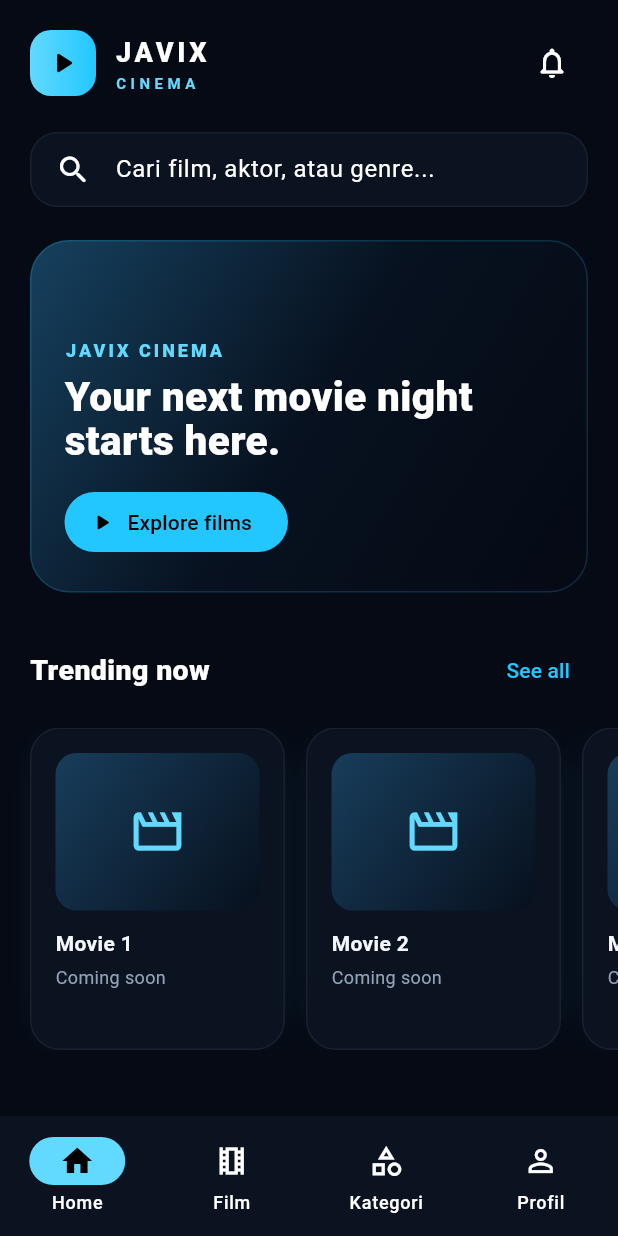
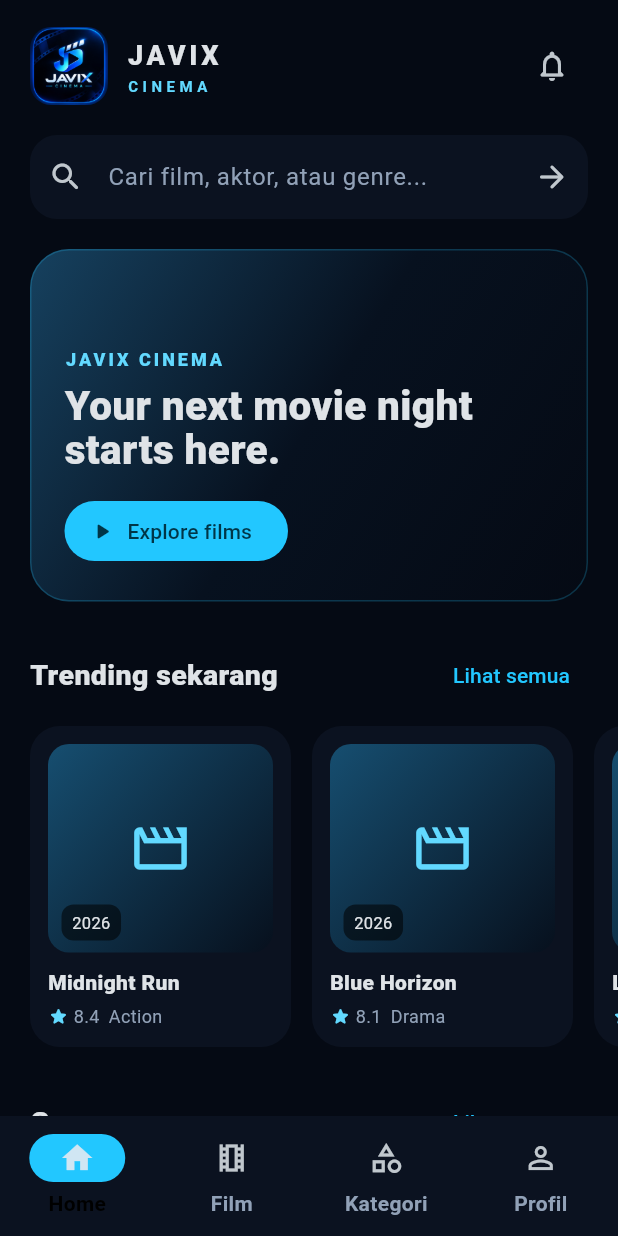
Before and after one commit to ijarj48-a11y/javix-cinema, a Flutter app: the screen it shows after launch, on a phone screen of 412 x 824 dp. Run offline on Flutter 3.47's test engine with Material 3 defaults, Android fonts, the phone set to English and light mode, and no system bars.

Commit message:
Build Javix Cinema UI v0.2

```diff
--- a/lib/screens/home_screen.dart
+++ b/lib/screens/home_screen.dart
@@ -2,9 +2,55 @@ import 'package:flutter/material.dart';
 
 import '../theme/app_theme.dart';
 import '../widgets/cinematic_card.dart';
+import 'categories_screen.dart';
+import 'films_screen.dart';
+import 'movie_detail_screen.dart';
+import 'notifications_screen.dart';
+import 'profile_screen.dart';
 
-class HomeScreen extends StatelessWidget {
+class HomeScreen extends StatefulWidget {
   const HomeScreen({super.key});
+
+  @override
+  State<HomeScreen> createState() => _HomeScreenState();
+}
+
+class _HomeScreenState extends State<HomeScreen> {
+  final TextEditingController _searchController = TextEditingController();
+  int _selectedIndex = 0;
+
+  final List<MovieItem> _movies = const [
+    MovieItem(title: 'Midnight Run', genre: 'Action', year: 2026, rating: 8.4, description: 'Aksi malam penuh teka-teki dan kejar-kejaran.'),
+    MovieItem(title: 'Blue Horizon', genre: 'Drama', year: 2026, rating: 8.1, description: 'Drama perjalanan tentang pilihan dan harapan.'),
+    MovieItem(title: 'Last Signal', genre: 'Thriller', year: 2025, rating: 8.6, description: 'Sebuah sinyal misterius mengubah malam yang tenang.'),
+    MovieItem(title: 'Summer Note', genre: 'Romance', year: 2025, rating: 7.9, description: 'Cerita ringan tentang kenangan musim panas.'),
+    MovieItem(title: 'Wild City', genre: 'Action', year: 2025, rating: 8.0, description: 'Kota besar, misi besar, dan waktu yang terus berjalan.'),
+    MovieItem(title: 'The Archive', genre: 'Thriller', year: 2024, rating: 8.3, description: 'Arsip lama menyimpan rahasia yang belum selesai.'),
+  ];
+
+  @override
+  void dispose() {
+    _searchController.dispose();
+    super.dispose();
+  }
+
+  void _openSearch() {
+    final query = _searchController.text.trim();
+    Navigator.of(context).push(MaterialPageRoute(builder: (_) => FilmsScreen(movies: _movies, initialQuery: query)));
+  }
+
+  void _selectNav(int index) {
+    setState(() => _selectedIndex = index);
+    if (index == 0) return;
+    final page = switch (index) {
+      1 => FilmsScreen(movies: _movies),
+      2 => CategoriesScreen(movies: _movies),
+      _ => const ProfileScreen(),
+    };
+    Navigator.of(context).push(MaterialPageRoute(builder: (_) => page)).then((_) {
+      if (mounted) setState(() => _selectedIndex = 0);
+    });
+  }
 
   @override
   Widget build(BuildContext context) {
@@ -17,65 +63,64 @@ class HomeScreen extends StatelessWidget {
               sliver: SliverToBoxAdapter(child: _topBar()),
             ),
             SliverPadding(
-              padding: const EdgeInsets.fromLTRB(20, 22, 20, 0),
+              padding: const EdgeInsets.fromLTRB(20, 20, 20, 0),
               sliver: SliverToBoxAdapter(child: _searchBar()),
             ),
             SliverPadding(
-              padding: const EdgeInsets.fromLTRB(20, 22, 20, 0),
+              padding: const EdgeInsets.fromLTRB(20, 20, 20, 0),
               sliver: SliverToBoxAdapter(child: _hero()),
             ),
             SliverPadding(
-              padding: const EdgeInsets.fromLTRB(20, 28, 20, 14),
-              sliver: SliverToBoxAdapter(child: _sectionTitle('Trending now')),
+              padding: const EdgeInsets.fromLTRB(20, 25, 20, 10),
+              sliver: SliverToBoxAdapter(child: _sectionTitle('Trending sekarang', () => Navigator.of(context).push(MaterialPageRoute(builder: (_) => FilmsScreen(movies: _movies))))),
             ),
             SliverToBoxAdapter(
               child: SizedBox(
-                height: 215,
+                height: 214,
                 child: ListView.separated(
                   padding: const EdgeInsets.symmetric(horizontal: 20),
                   scrollDirection: Axis.horizontal,
-                  itemCount: 5,
+                  itemCount: _movies.length,
                   separatorBuilder: (_, _) => const SizedBox(width: 14),
                   itemBuilder: (context, index) {
+                    final movie = _movies[index];
                     return CinematicCard(
-                      title: 'Movie ${index + 1}',
-                      subtitle: 'Coming soon',
+                      movie: movie,
+                      onTap: () => Navigator.of(context).push(MaterialPageRoute(builder: (_) => MovieDetailScreen(movie: movie))),
                     );
                   },
                 ),
               ),
             ),
             SliverPadding(
-              padding: const EdgeInsets.fromLTRB(20, 28, 20, 90),
-              sliver: SliverToBoxAdapter(child: _sectionTitle('Browse by mood')),
+              padding: const EdgeInsets.fromLTRB(20, 26, 20, 12),
+              sliver: SliverToBoxAdapter(child: _sectionTitle('Genre', () => Navigator.of(context).push(MaterialPageRoute(builder: (_) => CategoriesScreen(movies: _movies))))),
+            ),
+            SliverPadding(
+              padding: const EdgeInsets.fromLTRB(20, 0, 20, 100),
+              sliver: SliverToBoxAdapter(
+                child: Wrap(
+                  spacing: 8,
+                  runSpacing: 8,
+                  children: _movies.map((movie) => ActionChip(
+                    onPressed: () => Navigator.of(context).push(MaterialPageRoute(builder: (_) => FilmsScreen(movies: _movies, initialQuery: movie.genre))),
+                    label: Text(movie.genre),
+                    backgroundColor: AppTheme.surfaceSoft,
+                  )).toSet().toList(),
+                ),
+              ),
             ),
           ],
         ),
       ),
       bottomNavigationBar: NavigationBar(
-        backgroundColor: AppTheme.surface,
-        selectedIndex: 0,
+        selectedIndex: _selectedIndex,
+        onDestinationSelected: _selectNav,
         destinations: const [
-          NavigationDestination(
-            icon: Icon(Icons.home_outlined),
-            selectedIcon: Icon(Icons.home),
-            label: 'Home',
-          ),
-          NavigationDestination(
-            icon: Icon(Icons.local_movies_outlined),
-            selectedIcon: Icon(Icons.local_movies),
-            label: 'Film',
-          ),
-          NavigationDestination(
-            icon: Icon(Icons.category_outlined),
-            selectedIcon: Icon(Icons.category),
-            label: 'Kategori',
-          ),
-          NavigationDestination(
-            icon: Icon(Icons.person_outline),
-            selectedIcon: Icon(Icons.person),
-            label: 'Profil',
-          ),
+          NavigationDestination(icon: Icon(Icons.home_outlined), selectedIcon: Icon(Icons.home), label: 'Home'),
+          NavigationDestination(icon: Icon(Icons.local_movies_outlined), selectedIcon: Icon(Icons.local_movies), label: 'Film'),
+          NavigationDestination(icon: Icon(Icons.category_outlined), selectedIcon: Icon(Icons.category), label: 'Kategori'),
+          NavigationDestination(icon: Icon(Icons.person_outline), selectedIcon: Icon(Icons.person), label: 'Profil'),
         ],
       ),
     );
@@ -84,43 +129,22 @@ class HomeScreen extends StatelessWidget {
   Widget _topBar() {
     return Row(
       children: [
-        Container(
-          width: 44,
-          height: 44,
-          decoration: BoxDecoration(
-            borderRadius: BorderRadius.circular(14),
-            gradient: const LinearGradient(
-              colors: [AppTheme.primaryBright, AppTheme.primary],
-            ),
-          ),
-          child: const Icon(Icons.play_arrow_rounded, color: Colors.black),
+        ClipRRect(
+          borderRadius: BorderRadius.circular(14),
+          child: Image.asset('assets/images/javix_logo.png', width: 52, height: 52, fit: BoxFit.cover),
         ),
         const SizedBox(width: 12),
         const Column(
           crossAxisAlignment: CrossAxisAlignment.start,
           children: [
-            Text(
-              'JAVIX',
-              style: TextStyle(
-                fontSize: 18,
-                fontWeight: FontWeight.w900,
-                letterSpacing: 2.5,
-              ),
-            ),
-            Text(
-              'CINEMA',
-              style: TextStyle(
-                color: AppTheme.primaryBright,
-                fontSize: 10,
-                fontWeight: FontWeight.w700,
-                letterSpacing: 3,
-              ),
-            ),
+            Text('JAVIX', style: TextStyle(fontSize: 18, fontWeight: FontWeight.w900, letterSpacing: 2.5)),
+            Text('CINEMA', style: TextStyle(color: AppTheme.primaryBright, fontSize: 10, fontWeight: FontWeight.w700, letterSpacing: 3)),
           ],
         ),
         const Spacer(),
         IconButton(
-          onPressed: () {},
+          tooltip: 'Notifikasi',
+          onPressed: () => Navigator.of(context).push(MaterialPageRoute(builder: (_) => const NotificationsScreen())),
           icon: const Icon(Icons.notifications_none_rounded),
         ),
       ],
@@ -128,19 +152,14 @@ class HomeScreen extends StatelessWidget {
   }
 
   Widget _searchBar() {
-    return Container(
-      padding: const EdgeInsets.symmetric(horizontal: 16),
-      decoration: BoxDecoration(
-        color: AppTheme.surface,
-        borderRadius: BorderRadius.circular(18),
-        border: Border.all(color: Colors.white.withValues(alpha: 0.06)),
-      ),
-      child: const TextField(
-        decoration: InputDecoration(
-          icon: Icon(Icons.search_rounded),
-          hintText: 'Cari film, aktor, atau genre...',
-          border: InputBorder.none,
-        ),
+    return TextField(
+      controller: _searchController,
+      textInputAction: TextInputAction.search,
+      onSubmitted: (_) => _openSearch(),
+      decoration: InputDecoration(
+        prefixIcon: const Icon(Icons.search_rounded),
+        hintText: 'Cari film, aktor, atau genre...',
+        suffixIcon: IconButton(onPressed: _openSearch, icon: const Icon(Icons.arrow_forward_rounded)),
       ),
     );
   }
@@ -151,38 +170,19 @@ class HomeScreen extends StatelessWidget {
       padding: const EdgeInsets.all(22),
       decoration: BoxDecoration(
         borderRadius: BorderRadius.circular(26),
-        gradient: const LinearGradient(
-          begin: Alignment.topLeft,
-          end: Alignment.bottomRight,
-          colors: [Color(0xFF16415F), Color(0xFF07111F), Color(0xFF050A14)],
-        ),
-        border: Border.all(color: AppTheme.primary.withValues(alpha: 0.18)),
+        gradient: const LinearGradient(begin: Alignment.topLeft, end: Alignment.bottomRight, colors: [Color(0xFF16415F), Color(0xFF07111F), Color(0xFF050A14)]),
+        border: Border.all(color: AppTheme.primary.withValues(alpha: 0.22)),
       ),
       child: Column(
         crossAxisAlignment: CrossAxisAlignment.start,
         mainAxisAlignment: MainAxisAlignment.end,
         children: [
-          const Text(
-            'JAVIX CINEMA',
-            style: TextStyle(
-              color: AppTheme.primaryBright,
-              fontWeight: FontWeight.w800,
-              letterSpacing: 2,
-              fontSize: 12,
-            ),
-          ),
+          const Text('JAVIX CINEMA', style: TextStyle(color: AppTheme.primaryBright, fontWeight: FontWeight.w800, letterSpacing: 2, fontSize: 12)),
           const SizedBox(height: 8),
-          const Text(
-            'Your next movie night\nstarts here.',
-            style: TextStyle(
-              fontSize: 27,
-              height: 1.08,
-              fontWeight: FontWeight.w900,
-            ),
-          ),
+          const Text('Your next movie night\nstarts here.', style: TextStyle(fontSize: 27, height: 1.08, fontWeight: FontWeight.w900)),
           const SizedBox(height: 16),
           FilledButton.icon(
-            onPressed: () {},
+            onPressed: () => Navigator.of(context).push(MaterialPageRoute(builder: (_) => FilmsScreen(movies: _movies))),
             icon: const Icon(Icons.play_arrow_rounded),
             label: const Text('Explore films'),
           ),
@@ -191,15 +191,12 @@ class HomeScreen extends StatelessWidget {
     );
   }
 
-  Widget _sectionTitle(String title) {
+  Widget _sectionTitle(String title, VoidCallback onSeeAll) {
     return Row(
       children: [
-        Text(
-          title,
-          style: const TextStyle(fontSize: 19, fontWeight: FontWeight.w800),
-        ),
+        Text(title, style: const TextStyle(fontSize: 19, fontWeight: FontWeight.w800)),
         const Spacer(),
-        TextButton(onPressed: () {}, child: const Text('See all')),
+        TextButton(onPressed: onSeeAll, child: const Text('Lihat semua')),
       ],
     );
   }
--- a/lib/theme/app_theme.dart
+++ b/lib/theme/app_theme.dart
@@ -10,14 +10,15 @@ class AppTheme {
   static const textMuted = Color(0xFF91A1B7);
 
   static ThemeData get dark {
+    final scheme = ColorScheme.fromSeed(
+      seedColor: primary,
+      brightness: Brightness.dark,
+      surface: surface,
+    );
     return ThemeData(
       brightness: Brightness.dark,
       scaffoldBackgroundColor: background,
-      colorScheme: const ColorScheme.dark(
-        primary: primary,
-        secondary: primaryBright,
-        surface: surface,
-      ),
+      colorScheme: scheme.copyWith(primary: primary, secondary: primaryBright),
       useMaterial3: true,
       fontFamily: 'sans-serif',
       appBarTheme: const AppBarTheme(
@@ -25,6 +26,25 @@ class AppTheme {
         foregroundColor: text,
         elevation: 0,
       ),
+      navigationBarTheme: NavigationBarThemeData(
+        backgroundColor: surface,
+        indicatorColor: primary,
+        labelTextStyle: WidgetStateProperty.resolveWith((states) {
+          return TextStyle(
+            color: states.contains(WidgetState.selected) ? Colors.black : textMuted,
+            fontWeight: FontWeight.w700,
+          );
+        }),
+      ),
+      inputDecorationTheme: InputDecorationTheme(
+        filled: true,
+        fillColor: surface,
+        hintStyle: const TextStyle(color: textMuted),
+        border: OutlineInputBorder(
+          borderRadius: BorderRadius.circular(18),
+          borderSide: BorderSide.none,
+        ),
+      ),
     );
   }
 }
--- a/lib/widgets/cinematic_card.dart
+++ b/lib/widgets/cinematic_card.dart
@@ -2,74 +2,105 @@ import 'package:flutter/material.dart';
 
 import '../theme/app_theme.dart';
 
+class MovieItem {
+  const MovieItem({
+    required this.title,
+    required this.genre,
+    required this.year,
+    this.rating = 0.0,
+    this.description = 'Film pilihan Javix Cinema.',
+  });
+
+  final String title;
+  final String genre;
+  final int year;
+  final double rating;
+  final String description;
+}
+
 class CinematicCard extends StatelessWidget {
   const CinematicCard({
     super.key,
-    required this.title,
-    required this.subtitle,
-    this.icon = Icons.movie_outlined,
+    required this.movie,
+    required this.onTap,
+    this.compact = false,
   });
 
-  final String title;
-  final String subtitle;
-  final IconData icon;
+  final MovieItem movie;
+  final VoidCallback onTap;
+  final bool compact;
 
   @override
   Widget build(BuildContext context) {
-    return Container(
-      width: 170,
-      padding: const EdgeInsets.all(16),
-      decoration: BoxDecoration(
+    return SizedBox(
+      width: compact ? 150 : 174,
+      child: Material(
         color: AppTheme.surface,
         borderRadius: BorderRadius.circular(20),
-        border: Border.all(color: Colors.white.withValues(alpha: 0.06)),
-        boxShadow: const [
-          BoxShadow(
-            color: Color(0x3322C7FF),
-            blurRadius: 24,
-            spreadRadius: -12,
-          ),
-        ],
-      ),
+        clipBehavior: Clip.antiAlias,
+        child: InkWell(
+          onTap: onTap,
+          child: Padding(
+            padding: const EdgeInsets.all(12),
             child: Column(
               crossAxisAlignment: CrossAxisAlignment.start,
               children: [
-          Container(
-            height: 105,
+                Expanded(
+                  child: Container(
+                    width: double.infinity,
                     decoration: BoxDecoration(
                       borderRadius: BorderRadius.circular(14),
                       gradient: const LinearGradient(
                         begin: Alignment.topLeft,
                         end: Alignment.bottomRight,
-                colors: [Color(0xFF183D5B), Color(0xFF07101D)],
+                        colors: [Color(0xFF164E70), Color(0xFF07101D)],
                       ),
                     ),
-            child: Center(
-              child: Icon(icon, size: 38, color: AppTheme.primaryBright),
+                    child: Stack(
+                      children: [
+                        const Center(
+                          child: Icon(Icons.movie_creation_outlined, size: 42, color: AppTheme.primaryBright),
                         ),
+                        Positioned(
+                          left: 9,
+                          bottom: 8,
+                          child: Container(
+                            padding: const EdgeInsets.symmetric(horizontal: 7, vertical: 4),
+                            decoration: BoxDecoration(
+                              color: Colors.black.withValues(alpha: 0.55),
+                              borderRadius: BorderRadius.circular(8),
                             ),
-          const SizedBox(height: 12),
-          Text(
-            title,
-            maxLines: 1,
-            overflow: TextOverflow.ellipsis,
-            style: const TextStyle(
-              color: AppTheme.text,
-              fontWeight: FontWeight.w700,
-            ),
-          ),
-          const SizedBox(height: 4),
-          Text(
-            subtitle,
-            maxLines: 1,
-            overflow: TextOverflow.ellipsis,
-            style: const TextStyle(
-              color: AppTheme.textMuted,
-              fontSize: 12,
+                            child: Text('${movie.year}', style: const TextStyle(fontSize: 11)),
                           ),
                         ),
                       ],
                     ),
+                  ),
+                ),
+                const SizedBox(height: 10),
+                Text(
+                  movie.title,
+                  maxLines: 1,
+                  overflow: TextOverflow.ellipsis,
+                  style: const TextStyle(fontWeight: FontWeight.w800),
+                ),
+                const SizedBox(height: 4),
+                Row(
+                  children: [
+                    const Icon(Icons.star_rounded, size: 14, color: AppTheme.primaryBright),
+                    const SizedBox(width: 3),
+                    Text(movie.rating.toStringAsFixed(1), style: const TextStyle(color: AppTheme.textMuted, fontSize: 12)),
+                    const SizedBox(width: 6),
+                    Expanded(
+                      child: Text(movie.genre, overflow: TextOverflow.ellipsis, style: const TextStyle(color: AppTheme.textMuted, fontSize: 12)),
+                    ),
+                  ],
+                ),
+              ],
+            ),
+          ),
+        ),
+      ),
     );
   }
 }
```
Also changed, not shown: lib/screens/categories_screen.dart (added, +68 -0 lines), lib/screens/films_screen.dart (added, +42 -0 lines), lib/screens/movie_detail_screen.dart (added, +72 -0 lines), lib/screens/notifications_screen.dart (added, +27 -0 lines), lib/screens/profile_screen.dart (added, +58 -0 lines), pubspec.yaml (+11 -3 lines), assets/images/javix_logo.png (added), 2 other files. Lines whose indentation alone changed are shown as unchanged.
